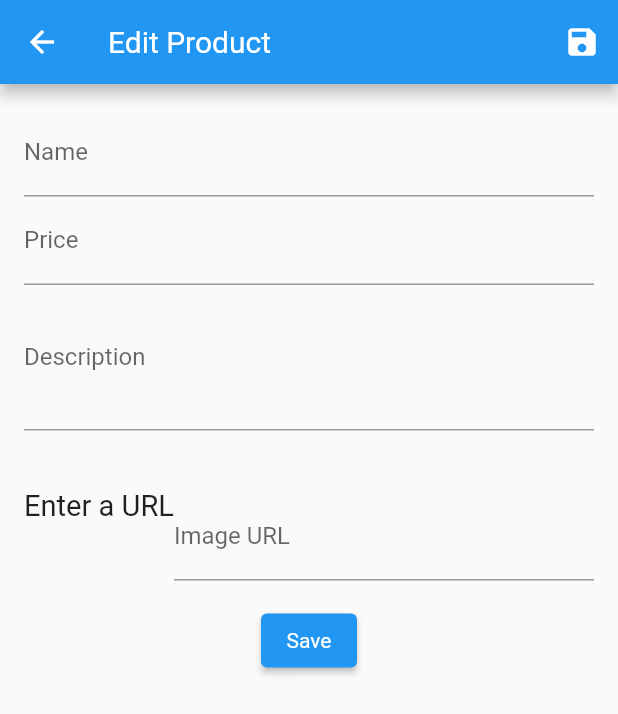
After one commit to HuyTranHoang/flutter_my_app, a Flutter app: the AdminProductEditScreen screen opened by its route, after a tap on the "save" icon, on a phone screen of 412 x 824 dp. The commit adds this screen. Shown: the top 714 px of the screen. Run offline on Flutter 3.47's test engine with Material 2 defaults, Android fonts, the phone set to English and light mode, and no system bars; network calls fail.

Commit message:
Add form

```diff
--- /dev/null
+++ b/lib/screen/admin_product_edit_screen.dart
@@ -0,0 +1,171 @@
+import 'dart:math';
+
+import 'package:flutter/material.dart';
+import 'package:my_app/model/product.dart';
+
+class AdminProductEditScreen extends StatefulWidget {
+  static const routeName = '/admin-product-edit';
+
+  const AdminProductEditScreen({super.key});
+
+  @override
+  State<StatefulWidget> createState() {
+    return _AdminProductEditScreenState();
+  }
+}
+
+class _AdminProductEditScreenState extends State<AdminProductEditScreen> {
+  final _descriptionFocusNode = FocusNode();
+  final _priceFocusNode = FocusNode();
+  final _imageFocusNode = FocusNode();
+  final _imageUrlController = TextEditingController();
+
+  final _form = GlobalKey<FormState>();
+
+  Product _editedProduct =
+      Product(id: 0, name: '', description: '', unitPrice: 0, imageUrl: '');
+
+  void _saveForm() {
+    _form.currentState!.save();
+
+    print(_editedProduct.name);
+    print(_editedProduct.unitPrice);
+    print(_editedProduct.description);
+    print(_editedProduct.imageUrl);
+  }
+
+  _updateImageUrl() {
+    if (!_imageFocusNode.hasFocus) {
+      setState(() {});
+    }
+  }
+
+  @override
+  void initState() {
+    _imageUrlController.addListener(_updateImageUrl);
+    super.initState();
+  }
+
+  @override
+  Widget build(BuildContext context) {
+    return Scaffold(
+      appBar: AppBar(
+        title: const Text('Edit Product'),
+        actions: [
+          IconButton(
+            icon: const Icon(Icons.save),
+            onPressed: _saveForm,
+          ),
+        ],
+      ),
+      body: Form(
+        key: _form,
+        child: Padding(
+          padding: const EdgeInsets.all(16),
+          child: Column(
+            children: [
+              TextFormField(
+                decoration: const InputDecoration(labelText: 'Name'),
+                textInputAction: TextInputAction.next,
+                onFieldSubmitted: (_) {
+                  FocusScope.of(context).requestFocus(_priceFocusNode);
+                },
+                onSaved: (value) {
+                  _editedProduct = Product(
+                    id: 0,
+                    name: value!,
+                    description: _editedProduct.description,
+                    unitPrice: _editedProduct.unitPrice,
+                    imageUrl: _editedProduct.imageUrl,
+                  );
+                },
+              ),
+              TextFormField(
+                decoration: const InputDecoration(labelText: 'Price'),
+                textInputAction: TextInputAction.next,
+                keyboardType: TextInputType.number,
+                focusNode: _priceFocusNode,
+                onFieldSubmitted: (_) {
+                  FocusScope.of(context).requestFocus(_descriptionFocusNode);
+                },
+                onSaved: (value) {
+                  _editedProduct = Product(
+                    id: 0,
+                    name: _editedProduct.name,
+                    description: _editedProduct.description,
+                    unitPrice: double.parse(value!),
+                    imageUrl: _editedProduct.imageUrl,
+                  );
+                },
+              ),
+              TextFormField(
+                decoration: const InputDecoration(labelText: 'Description'),
+                maxLines: 3,
+                focusNode: _descriptionFocusNode,
+                textInputAction: TextInputAction.next,
+                onSaved: (value) {
+                  _editedProduct = Product(
+                    id: 0,
+                    name: _editedProduct.name,
+                    description: value!,
+                    unitPrice: _editedProduct.unitPrice,
+                    imageUrl: _editedProduct.imageUrl,
+                  );
+                },
+              ),
+              Row(
+                crossAxisAlignment: CrossAxisAlignment.end,
+                children: [
+                  SizedBox(
+                    width: 100,
+                    height: 100,
+                    child: FittedBox(
+                      child: _imageUrlController.text.isEmpty
+                          ? const Text('Enter a URL')
+                          : Image.network(_imageUrlController.text),
+                    ),
+                  ),
+                  Expanded(
+                      child: TextFormField(
+                    decoration: const InputDecoration(labelText: 'Image URL'),
+                    focusNode: _imageFocusNode,
+                    keyboardType: TextInputType.url,
+                    textInputAction: TextInputAction.done,
+                    controller: _imageUrlController,
+                    onEditingComplete: () {
+                      setState(() {});
+                    },
+                    onSaved: (value) {
+                      _editedProduct = Product(
+                        id: 0,
+                        name: _editedProduct.name,
+                        description: _editedProduct.description,
+                        unitPrice: _editedProduct.unitPrice,
+                        imageUrl: value!,
+                      );
+                    },
+                  ))
+                ],
+              ),
+              const SizedBox(height: 16),
+              ElevatedButton(
+                onPressed: () {},
+                child: const Text('Save'),
+              ),
+            ],
+          ),
+        ),
+      ),
+    );
+  }
+
+  @override
+  void dispose() {
+    _imageFocusNode.removeListener(_updateImageUrl);
+    _descriptionFocusNode.dispose();
+    _priceFocusNode.dispose();
+    _imageFocusNode.dispose();
+    _imageUrlController.dispose();
+    super.dispose();
+  }
+}
```
Also changed, not shown: lib/main.dart (+6 -3 lines), lib/screen/admin_product_screen.dart (+25 -4 lines), lib/widget/admin_product_item_widget.dart (+8 -4 lines).
